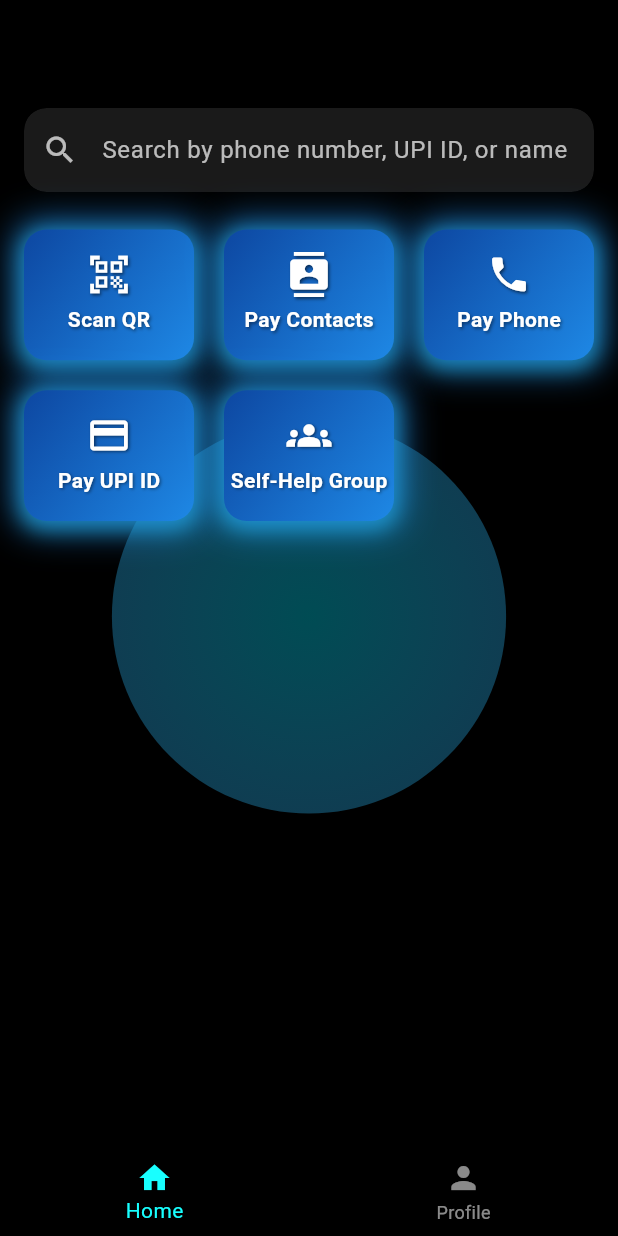
After one commit to Nithish23z230/InventoryPro, a Flutter app: the HomePage screen opened directly, on a phone screen of 412 x 824 dp. The commit adds this screen. Run offline on Flutter 3.47's test engine with Material 3 defaults, Android fonts, the light colour scheme and no system bars.

Commit message:
Initial commit

```diff
--- /dev/null
+++ b/SmartPay/frontend/lib/home_page.dart
@@ -0,0 +1,229 @@
+import 'package:flutter/material.dart';
+import 'dart:ui';
+
+class HomePage extends StatefulWidget {
+  const HomePage({super.key});
+
+  @override
+  _HomePageState createState() => _HomePageState();
+}
+
+class _HomePageState extends State<HomePage> with SingleTickerProviderStateMixin {
+  String _hoveredButton = '';
+  final TextEditingController searchController = TextEditingController();
+  int _selectedIndex = 0;
+  late AnimationController _animationController;
+
+  @override
+  void initState() {
+    super.initState();
+    _animationController = AnimationController(
+      vsync: this,
+      duration: const Duration(seconds: 10),
+    )..repeat(reverse: true);
+  }
+
+  @override
+  void dispose() {
+    _animationController.dispose();
+    super.dispose();
+  }
+
+  void _onItemTapped(int index) {
+    setState(() {
+      _selectedIndex = index;
+    });
+  }
+
+  Widget _buildQuickActionButton(String text, IconData icon, VoidCallback onTap) {
+    return MouseRegion(
+      onEnter: (_) => setState(() => _hoveredButton = text),
+      onExit: (_) => setState(() => _hoveredButton = ''),
+      child: GestureDetector(
+        onTap: onTap,
+        child: AnimatedContainer(
+          duration: const Duration(milliseconds: 300),
+          curve: Curves.easeInOut,
+          decoration: BoxDecoration(
+            gradient: _hoveredButton == text
+                ? LinearGradient(
+                    colors: [Colors.cyan.shade400, Colors.blue.shade400],
+                    begin: Alignment.topLeft,
+                    end: Alignment.bottomRight,
+                  )
+                : LinearGradient(
+                    colors: [Colors.blue.shade900, Colors.blue.shade600],
+                    begin: Alignment.topLeft,
+                    end: Alignment.bottomRight,
+                  ),
+            borderRadius: BorderRadius.circular(15),
+            boxShadow: [
+              BoxShadow(
+                color: Colors.cyan.shade400.withOpacity(0.6),
+                blurRadius: _hoveredButton == text ? 20 : 10,
+                spreadRadius: _hoveredButton == text ? 5 : 2,
+                offset: const Offset(0, 3),
+              ),
+              BoxShadow(
+                color: Colors.blue.shade600.withOpacity(0.8),
+                blurRadius: _hoveredButton == text ? 30 : 20,
+                spreadRadius: _hoveredButton == text ? 8 : 5,
+                offset: const Offset(0, 0),
+              ),
+            ],
+          ),
+          padding: const EdgeInsets.symmetric(vertical: 15),
+          transform: _hoveredButton == text
+              ? (Matrix4.identity()..scale(1.1))
+              : Matrix4.identity(),
+          child: InkWell(
+            borderRadius: BorderRadius.circular(15),
+            splashColor: Colors.cyanAccent.withOpacity(0.3),
+            onTap: onTap,
+            child: Column(
+              mainAxisSize: MainAxisSize.min,
+              children: [
+                Icon(icon,
+                    color: Colors.white,
+                    size: 30,
+                    shadows: const [
+                      Shadow(
+                        color: Colors.black54,
+                        offset: Offset(1, 1),
+                        blurRadius: 2,
+                      )
+                    ]),
+                const SizedBox(height: 5),
+                Text(text,
+                    style: const TextStyle(
+                        color: Colors.white,
+                        fontSize: 14,
+                        fontWeight: FontWeight.bold,
+                        shadows: [
+                          Shadow(
+                            color: Colors.black45,
+                            offset: Offset(1, 1),
+                            blurRadius: 2,
+                          )
+                        ])),
+              ],
+            ),
+          ),
+        ),
+      ),
+    );
+  }
+
+  @override
+  Widget build(BuildContext context) {
+    return Scaffold(
+      backgroundColor: Colors.black,
+      appBar: AppBar(
+        title: const Text("SmartPay Home"),
+        backgroundColor: Colors.black87,
+        elevation: 0,
+      ),
+      body: Stack(
+        children: [
+          AnimatedBuilder(
+            animation: _animationController,
+            builder: (context, child) {
+              return CustomPaint(
+                painter: _BackgroundPainter(_animationController.value),
+                child: Container(),
+              );
+            },
+          ),
+          Padding(
+            padding: const EdgeInsets.all(16.0),
+            child: Column(
+              crossAxisAlignment: CrossAxisAlignment.start,
+              children: [
+                ClipRRect(
+                  borderRadius: BorderRadius.circular(15),
+                  child: BackdropFilter(
+                    filter: ImageFilter.blur(sigmaX: 6, sigmaY: 6),
+                    child: TextField(
+                      controller: searchController,
+                      style: const TextStyle(color: Colors.white),
+                      decoration: InputDecoration(
+                        hintText: "Search by phone number, UPI ID, or name",
+                        hintStyle: TextStyle(color: Colors.white70),
+                        prefixIcon: const Icon(Icons.search, color: Colors.white70),
+                        filled: true,
+                        fillColor: Colors.white.withOpacity(0.1),
+                        border: OutlineInputBorder(
+                          borderRadius: BorderRadius.circular(15),
+                          borderSide: BorderSide.none,
+                        ),
+                      ),
+                    ),
+                  ),
+                ),
+                const SizedBox(height: 25),
+                Expanded(
+                  child: GridView.count(
+                    crossAxisCount: 3,
+                    crossAxisSpacing: 20,
+                    mainAxisSpacing: 20,
+                    childAspectRatio: 1.3,
+                    children: [
+                      _buildQuickActionButton("Scan QR", Icons.qr_code_scanner, () {}),
+                      _buildQuickActionButton("Pay Contacts", Icons.contacts, () {}),
+                      _buildQuickActionButton("Pay Phone", Icons.phone, () {}),
+                      _buildQuickActionButton("Pay UPI ID", Icons.payment, () {}),
+                      _buildQuickActionButton("Self-Help Group", Icons.groups, () {}),
+                    ],
+                  ),
+                ),
+              ],
+            ),
+          ),
+        ],
+      ),
+      bottomNavigationBar: BottomNavigationBar(
+        backgroundColor: Colors.black87,
+        items: const <BottomNavigationBarItem>[
+          BottomNavigationBarItem(icon: Icon(Icons.home), label: 'Home'),
+          BottomNavigationBarItem(icon: Icon(Icons.person), label: 'Profile'),
+        ],
+        currentIndex: _selectedIndex,
+        selectedItemColor: Colors.cyanAccent,
+        unselectedItemColor: Colors.white54,
+        onTap: _onItemTapped,
+      ),
+    );
+  }
+}
+
+class _BackgroundPainter extends CustomPainter {
+  final double animationValue;
+
+  _BackgroundPainter(this.animationValue);
+
+  @override
+  void paint(Canvas canvas, Size size) {
+    final paint = Paint()
+      ..shader = RadialGradient(
+        colors: [
+          Colors.cyan.shade700.withOpacity(0.5),
+          Colors.blue.shade400.withOpacity(0.3),
+          Colors.transparent,
+        ],
+        stops: [0.0, 0.6, 1.0],
+        center: Alignment(0.0, 0.0),
+        radius: 0.9,
+        tileMode: TileMode.mirror,
+      ).createShader(Rect.fromLTWH(0, 0, size.width, size.height));
+
+    final circleRadius = 120 + 60 * animationValue;
+    final circleOffset = Offset(size.width * 0.5, size.height * 0.5);
+
+    canvas.drawCircle(circleOffset, circleRadius, paint);
+  }
+
+  @override
+  bool shouldRepaint(covariant _BackgroundPainter oldDelegate) {
+    return oldDelegate.animationValue != animationValue;
+  }
+}
--- a/SmartPay/frontend/pubspec.yaml
+++ b/SmartPay/frontend/pubspec.yaml
@@ -39,6 +39,7 @@ dependencies:
   cupertino_icons: ^1.0.8
   firebase_core: ^3.12.1
   firebase_auth: ^5.5.1
+  qr_code_scanner: ^1.0.1
 
 dev_dependencies:
   flutter_test:
```
Also changed, not shown: SmartPay/frontend/lib/payments/payment_confirmation_screen.dart (added, +124 -0 lines), SmartPay/frontend/lib/payments/payment_method_selection_screen.dart (added, +87 -0 lines), SmartPay/frontend/lib/payments/qr_scanner_screen.dart (+110 -7 lines), SmartPay/frontend/pubspec.lock, 3 other files.
